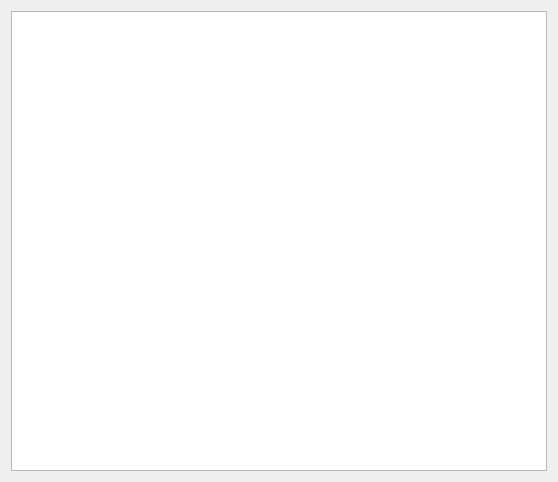
Qt form Lab4_GUI/MatrixWidget.ui (Cvelth/Comp_Simulation_Projects) before a commit.
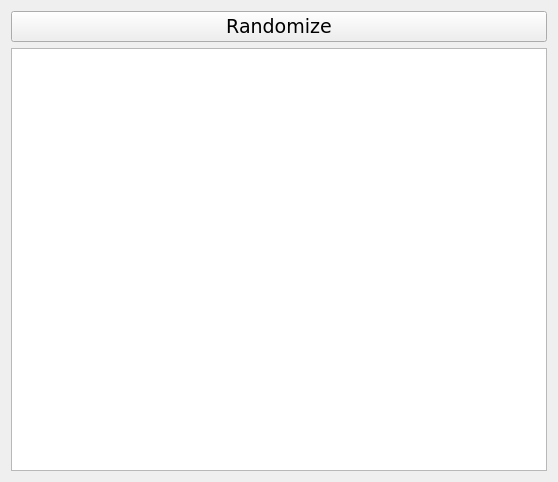
The same form after that commit.

Commit message: Matrix randomization was added.

Diff of the .ui file:
```diff
--- a/Lab4_GUI/MatrixWidget.ui
+++ b/Lab4_GUI/MatrixWidget.ui
@@ -23,6 +23,13 @@
    <enum>Qt::LeftToRight</enum>
   </property>
   <layout class="QVBoxLayout" name="verticalLayout_5">
+   <item>
+    <widget class="QPushButton" name="randomize">
+     <property name="text">
+      <string>Randomize</string>
+     </property>
+    </widget>
+   </item>
    <item>
     <widget class="QTableWidget" name="matrix">
      <property name="font">
```
The commit also changes 2 other files.
